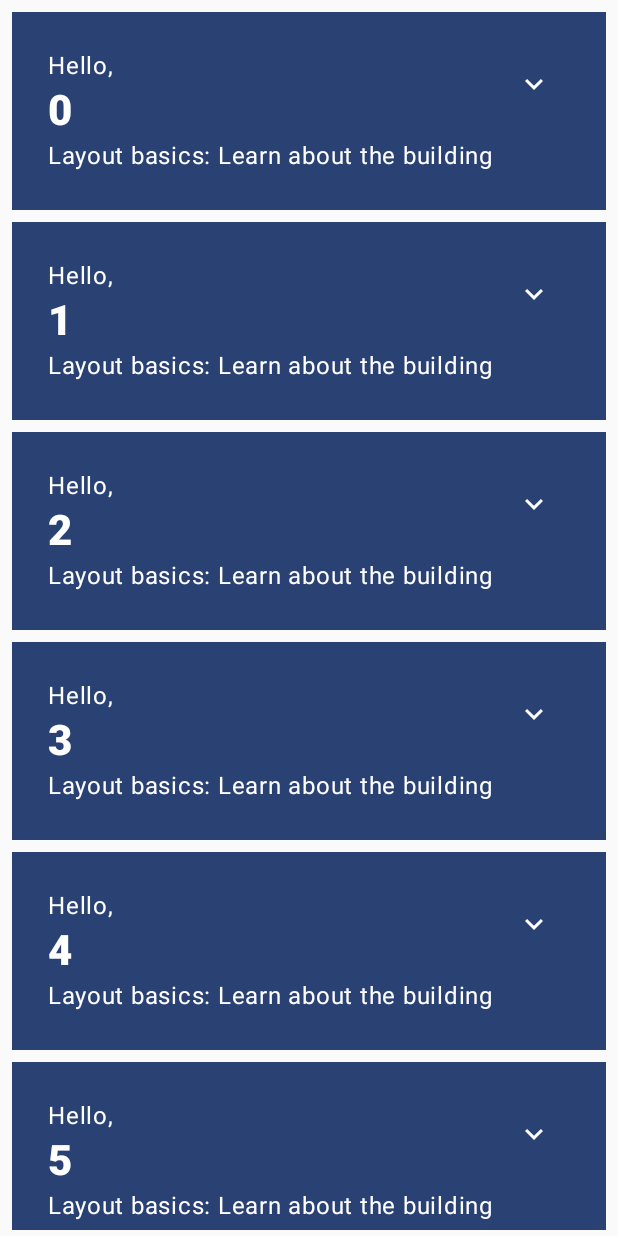
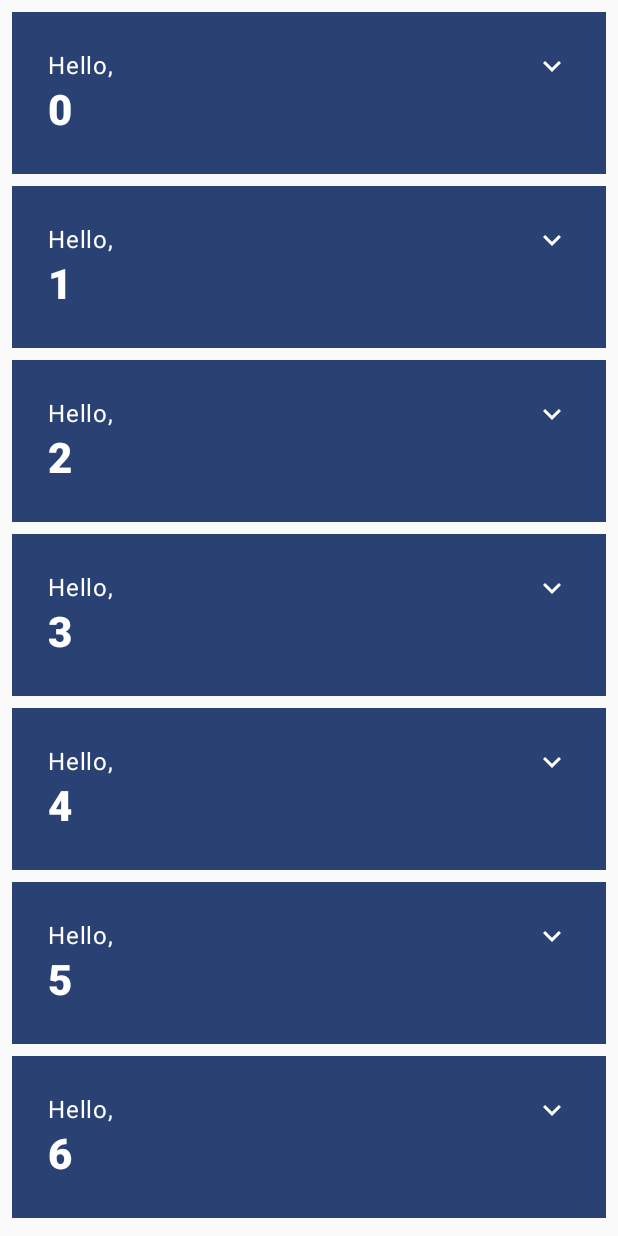
Before and after one commit to OmneyaOsman/ComposeCamp, an Android app built with Jetpack Compose: the screen it shows after launch (MainActivity), after a tap on "Continue", on a phone screen of 412 x 824 dp. Run offline under Robolectric (Android 15) with nearby library versions, the phone set to English and light mode, and no system bars.

Commit message:
fix bugs

```diff
--- a/app/src/main/java/com/omni/composecamp/MainActivity.kt
+++ b/app/src/main/java/com/omni/composecamp/MainActivity.kt
@@ -4,6 +4,7 @@ import android.content.res.Configuration.UI_MODE_NIGHT_YES
 import android.os.Bundle
 import androidx.activity.ComponentActivity
 import androidx.activity.compose.setContent
+import androidx.compose.animation.animateContentSize
 import androidx.compose.animation.core.Spring
 import androidx.compose.animation.core.SpringSpec
 import androidx.compose.animation.core.animateDpAsState
@@ -83,26 +84,28 @@ private fun Greeting(name: String) {
     var isExpanded by remember {
         mutableStateOf(false)
     }
-    val extraPadding by animateDpAsState(
-        if (isExpanded) 48.dp else 0.dp, animationSpec = SpringSpec(
-            dampingRatio = Spring.DampingRatioMediumBouncy, stiffness = Spring.StiffnessLow
-        )
-    )
-
 
 //    val surfaceColor by animateColorAsState(if (isExpanded) MaterialTheme.colorScheme.primary else MaterialTheme.colorScheme.secondary)
 
     Surface(
         color = MaterialTheme.colorScheme.primary,
         modifier = Modifier
-//            .animateContentSize()
             .padding(vertical = 4.dp, horizontal = 8.dp)
     ) {
-        Row(Modifier.padding(24.dp)) {
+        Row(
+            Modifier
+                .padding(12.dp)
+                .animateContentSize(
+                    animationSpec = SpringSpec(
+                        dampingRatio = Spring.DampingRatioMediumBouncy,
+                        stiffness = Spring.StiffnessLow
+                    )
+                )
+        ) {
             Column(
                 modifier = Modifier
                     .weight(1F)
-                    .padding(bottom = extraPadding.coerceAtLeast(0.dp)),
+                    .padding(12.dp),
                 horizontalAlignment = Alignment.Start
             ) {
                 Text(text = "Hello, ")
@@ -110,13 +113,16 @@ private fun Greeting(name: String) {
                     text = name,
                     style = MaterialTheme.typography.headlineMedium.copy(fontWeight = FontWeight.ExtraBold)
                 )
-                Text(
-                    text = "Layout basics: Learn about the building blocks for a straightforward app UI Material Components and layouts: Learn about Material components and layouts in Compose.ConstraintLayout: Learn how to use ConstraintLayout in your Compose UI.",
-                    maxLines = if (isExpanded) Int.MAX_VALUE else 1
+                if (isExpanded)
+                    Text(
+                        text = "Layout basics: Learn about the building blocks for a straightforward app UI Material Components and layouts: Learn about Material components and layouts in Compose.ConstraintLayout: Learn how to use ConstraintLayout in your Compose UI.",
+                    )
+            }
+            IconButton(onClick = { isExpanded = !isExpanded }) {
+                Icon(
+                    imageVector = if (isExpanded) Icons.Filled.ExpandLess else Icons.Filled.ExpandMore,
+                    contentDescription = "icon"
                 )
-            }
-            IconButton(onClick = {isExpanded = !isExpanded} ){
-                Icon(imageVector =if(isExpanded) Icons.Filled.ExpandLess else Icons.Filled.ExpandMore, contentDescription ="icon" )
             }
 //            ElevatedButton(onClick = { isExpanded = !isExpanded }) {
 //                Text(text = if (isExpanded) "Show less" else "Show more")
```
